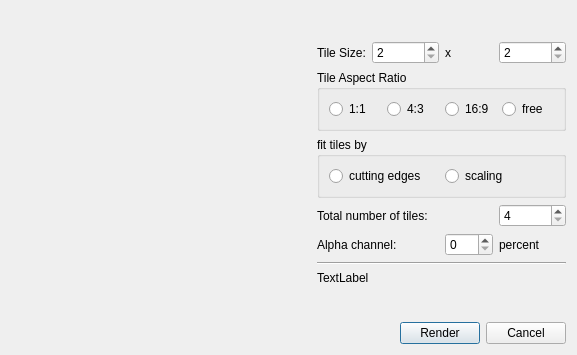
This is mosaicdetailsdlg.ui in seanet7or/mosaicit as Qt 5 draws it before an edit. The edited form follows.
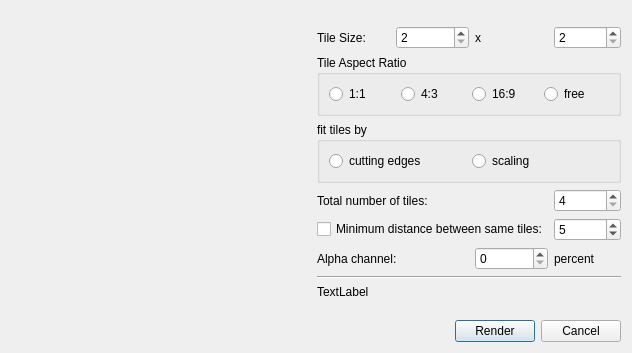
This is the edited form.

Commit message: allow for setting min distance between two tiles in mosaic

Patch:
```diff
--- a/mosaicdetailsdlg.ui
+++ b/mosaicdetailsdlg.ui
@@ -9,8 +9,8 @@
    <rect>
     <x>0</x>
     <y>0</y>
-    <width>577</width>
-    <height>355</height>
+    <width>601</width>
+    <height>353</height>
    </rect>
   </property>
   <property name="windowTitle">
@@ -141,21 +141,21 @@
          </property>
         </widget>
        </item>
-       <item row="5" column="0" colspan="2">
+       <item row="6" column="0" colspan="2">
         <widget class="QLabel" name="label_5">
          <property name="text">
           <string>Alpha channel:</string>
          </property>
         </widget>
        </item>
-       <item row="5" column="3">
+       <item row="6" column="3">
         <widget class="QLabel" name="label_6">
          <property name="text">
           <string>percent</string>
          </property>
         </widget>
        </item>
-       <item row="5" column="2">
+       <item row="6" column="2">
         <widget class="QSpinBox" name="alphaChannel"/>
        </item>
        <item row="3" column="0" colspan="4">
@@ -198,7 +198,7 @@
          </property>
         </spacer>
        </item>
-       <item row="8" column="0" colspan="4">
+       <item row="9" column="0" colspan="4">
         <spacer name="verticalSpacer_2">
          <property name="orientation">
           <enum>Qt::Vertical</enum>
@@ -211,20 +211,37 @@
          </property>
         </spacer>
        </item>
-       <item row="6" column="0" colspan="4">
+       <item row="7" column="0" colspan="4">
         <widget class="Line" name="line">
          <property name="orientation">
           <enum>Qt::Horizontal</enum>
          </property>
         </widget>
        </item>
-       <item row="7" column="0" colspan="4">
+       <item row="8" column="0" colspan="4">
         <widget class="QLabel" name="resultLabel">
          <property name="text">
           <string>TextLabel</string>
          </property>
         </widget>
        </item>
+       <item row="5" column="0" colspan="3">
+        <widget class="QCheckBox" name="minDistanceChecker">
+         <property name="text">
+          <string>Minimum distance between same tiles:</string>
+         </property>
+        </widget>
+       </item>
+       <item row="5" column="3">
+        <widget class="QSpinBox" name="minDistanceSpinner">
+         <property name="maximum">
+          <number>999999999</number>
+         </property>
+         <property name="value">
+          <number>5</number>
+         </property>
+        </widget>
+       </item>
       </layout>
      </item>
     </layout>
```
The commit also changes 9 other files.
